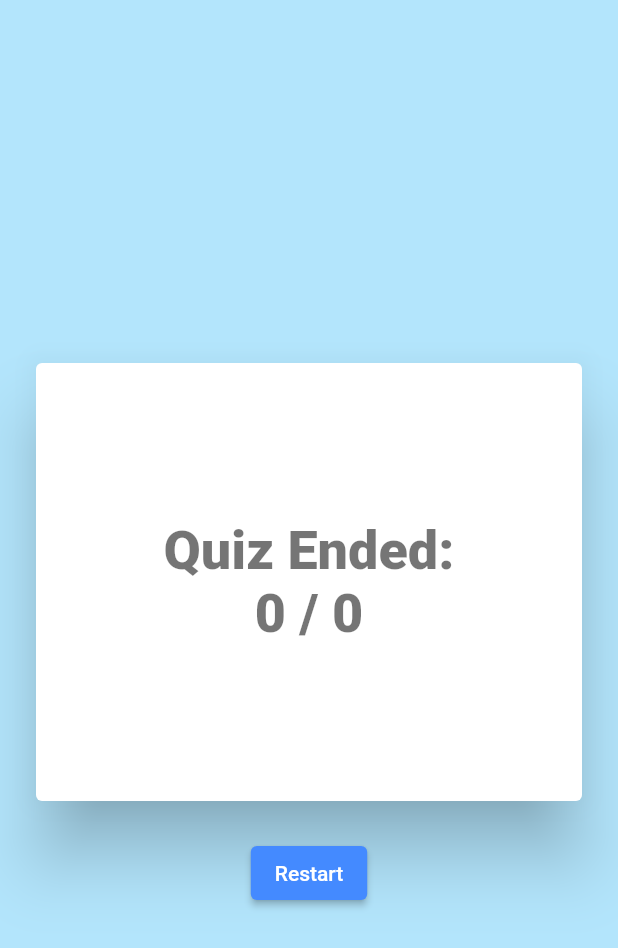
After one commit to ashiqaliaslam/first-flutter-app-countries, a Flutter app: the screen it shows after launch, after a tap on "Show Result", on a phone screen of 412 x 824 dp. The commit adds this screen. Shown: the top 948 px of the screen. Run offline on Flutter 3.47's test engine with Material 2 defaults, Android fonts, the phone set to English and light mode, and no system bars; our stand-ins replace rflutter_alert.

Commit message:
passed arguments to rout

```diff
--- a/my_flutter_app/lib/main.dart
+++ b/my_flutter_app/lib/main.dart
@@ -1,6 +1,8 @@
 import 'package:flutter/material.dart';
 import 'package:my_flutter_app/about_screen.dart';
 import 'package:my_flutter_app/my_country_screen.dart';
+import 'package:my_flutter_app/quiz.dart';
+import 'package:my_flutter_app/result_screen.dart';
 
 void main() {
   runApp(
@@ -16,6 +18,17 @@ class MyApp extends StatelessWidget {
       routes: {
         '/': (context) => MyCountryApp(),
         '/about': (context) => AboutScreen(),
+      },
+      onGenerateRoute: (settings) {
+        if (settings.name == '/result') {
+          final arg = settings.arguments as Quiz;
+          return MaterialPageRoute(
+            builder: (context) => ResultScreen(
+              score: arg.score,
+              totalAttempted: arg.totalAttempted,
+            ),
+          );
+        }
       },
       initialRoute: '/',
       theme: ThemeData(
--- a/my_flutter_app/lib/my_country_screen.dart
+++ b/my_flutter_app/lib/my_country_screen.dart
@@ -4,6 +4,7 @@ import 'package:my_flutter_app/countries.dart';
 import 'package:my_flutter_app/custom_button.dart';
 import 'package:my_flutter_app/custom_card.dart';
 import 'package:my_flutter_app/quiz.dart';
+import 'package:my_flutter_app/reset_quiz-value.dart';
 import 'package:my_flutter_app/score_card.dart';
 import 'package:my_flutter_app/utils.dart';
 
@@ -97,6 +98,21 @@ class _MyCountryAppState extends State<MyCountryApp> {
               ),
             ],
           ),
+          CustomButton(
+              title: 'Show Result',
+              onPress: () {
+                Navigator.pushNamed(
+                  context,
+                  '/result',
+                  arguments: quizScoreCard,
+                ).then((value) {
+                  final statusValue = value as ResetQuizValue;
+
+                  if (statusValue.status == 'reset') {
+                    resetQuiz();
+                  }
+                });
+              })
         ],
       ),
     );
--- /dev/null
+++ b/my_flutter_app/lib/reset_quiz-value.dart
@@ -0,0 +1,5 @@
+class ResetQuizValue {
+  ResetQuizValue({required this.status});
+
+  String status;
+}
--- /dev/null
+++ b/my_flutter_app/lib/result_screen.dart
@@ -0,0 +1,50 @@
+import 'package:flutter/material.dart';
+import 'package:my_flutter_app/custom_button.dart';
+import 'package:my_flutter_app/custom_card.dart';
+import 'package:my_flutter_app/reset_quiz-value.dart';
+
+class ResultScreen extends StatelessWidget {
+  // ignore: use_key_in_widget_constructors
+  const ResultScreen({this.score = 0, this.totalAttempted = 0});
+
+  final int score;
+  final int totalAttempted;
+
+  @override
+  Widget build(BuildContext context) {
+    final theme = Theme.of(context);
+    return Scaffold(
+      body: Center(
+        child: Column(
+          mainAxisAlignment: MainAxisAlignment.center,
+          crossAxisAlignment: CrossAxisAlignment.stretch,
+          children: [
+            CustomCard(
+              height: 300,
+              headingWidget: Text(
+                'Quiz Ended:',
+                style: theme.textTheme.headline1,
+              ),
+              bodyWidget: Text(
+                '$score / $totalAttempted',
+                style: theme.textTheme.headline1,
+              ),
+            ),
+            Row(
+              mainAxisAlignment: MainAxisAlignment.center,
+              children: [
+                CustomButton(
+                  title: 'Restart',
+                  onPress: () => Navigator.pop(
+                    context,
+                    ResetQuizValue(status: 'reset'),
+                  ),
+                ),
+              ],
+            )
+          ],
+        ),
+      ),
+    );
+  }
+}
```
